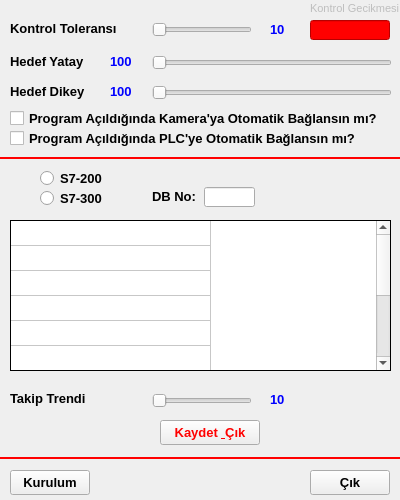
Qt form settingsform.ui (alikanarya/JTW) before a commit.
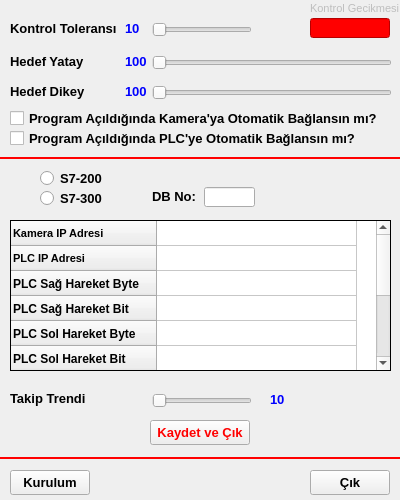
The same form after that commit. Icons and pictures are not drawn.

Diff of the .ui file:
```diff
--- a/settingsform.ui
+++ b/settingsform.ui
@@ -111,9 +111,9 @@
   <widget class="QLabel" name="labelErrorLimit">
    <property name="geometry">
     <rect>
-     <x>270</x>
-     <y>21</y>
-     <width>30</width>
+     <x>125</x>
+     <y>20</y>
+     <width>21</width>
      <height>16</height>
     </rect>
    </property>
@@ -134,7 +134,7 @@
   <widget class="QPushButton" name="saveExitButton">
    <property name="geometry">
     <rect>
-     <x>160</x>
+     <x>150</x>
      <y>420</y>
      <width>100</width>
      <height>25</height>
@@ -155,7 +155,7 @@
     <string notr="true">color: rgb(255, 0, 0);</string>
    </property>
    <property name="text">
-    <string>Kaydet &amp; Çık</string>
+    <string>Kaydet ve Çık</string>
    </property>
   </widget>
   <widget class="QPushButton" name="exitButton">
@@ -237,7 +237,7 @@
     <number>200</number>
    </attribute>
    <attribute name="verticalHeaderVisible">
-    <bool>false</bool>
+    <bool>true</bool>
    </attribute>
    <attribute name="verticalHeaderCascadingSectionResizes">
     <bool>false</bool>
@@ -372,7 +372,7 @@
    </row>
    <column>
     <property name="text">
-     <string>Value</string>
+     <string>Deger</string>
     </property>
     <property name="background">
      <color>
@@ -635,7 +635,7 @@
    <property name="geometry">
     <rect>
      <x>310</x>
-     <y>20</y>
+     <y>18</y>
      <width>80</width>
      <height>20</height>
     </rect>
@@ -755,9 +755,9 @@
   <widget class="QLabel" name="labelTarget">
    <property name="geometry">
     <rect>
-     <x>110</x>
+     <x>125</x>
      <y>53</y>
-     <width>30</width>
+     <width>25</width>
      <height>16</height>
     </rect>
    </property>
@@ -799,7 +799,7 @@
   <widget class="QLabel" name="labelTargetVert">
    <property name="geometry">
     <rect>
-     <x>110</x>
+     <x>125</x>
      <y>83</y>
      <width>30</width>
      <height>16</height>
```
